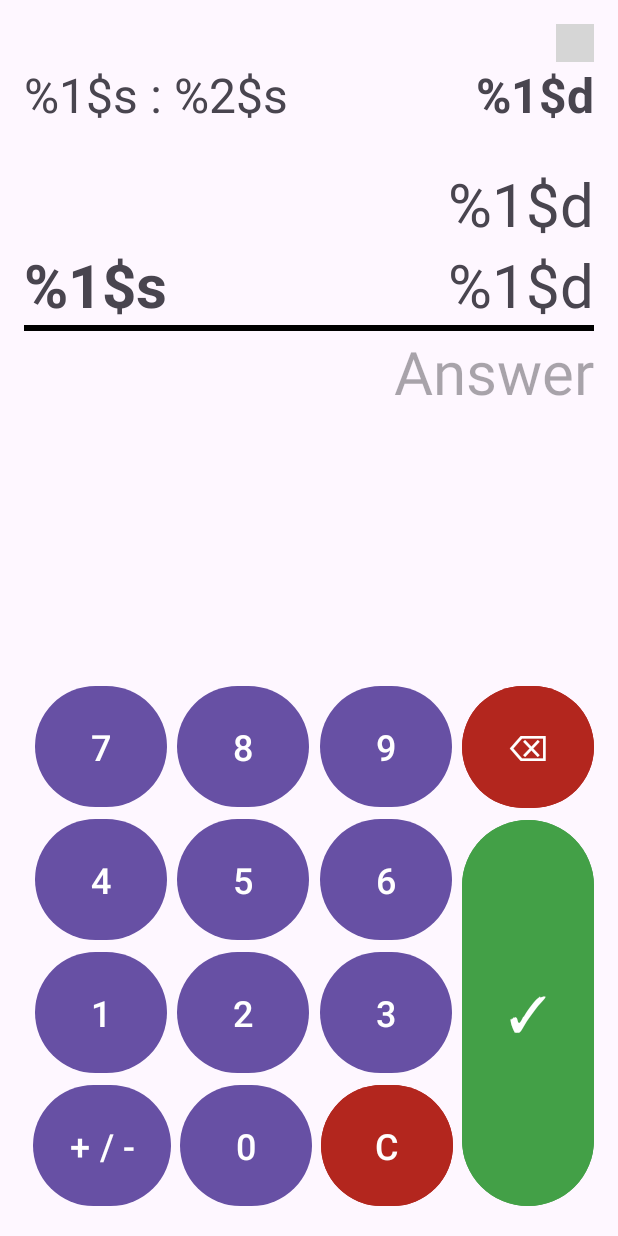
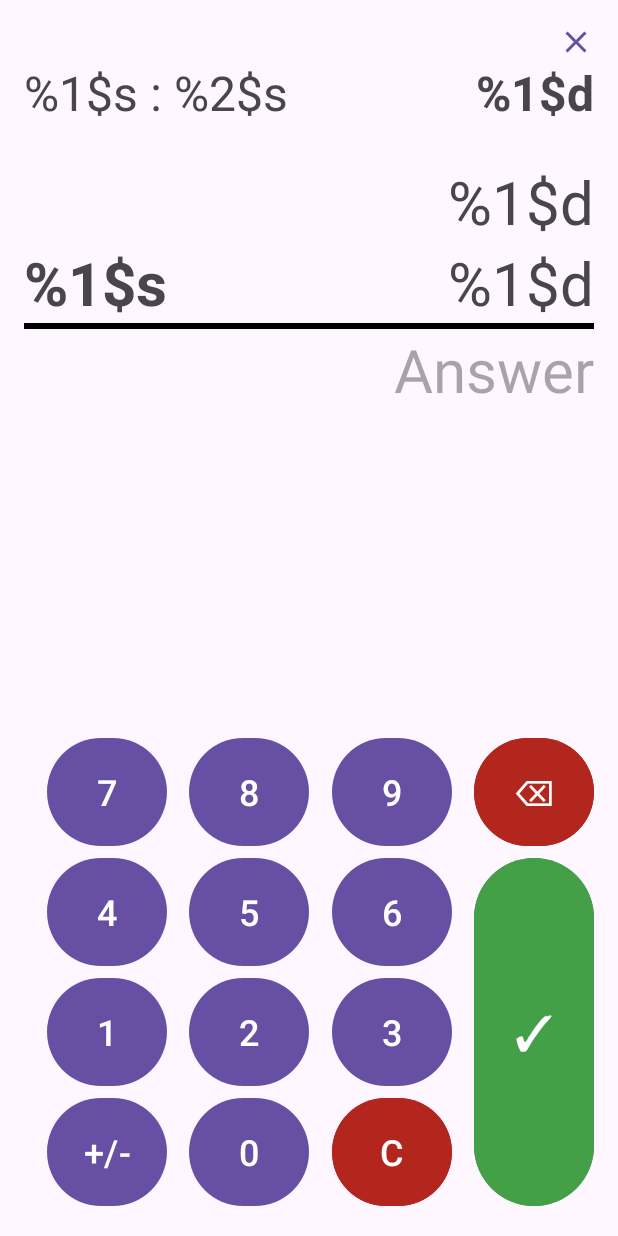
Before and after one commit to emjheypb/Math-Drills, an Android app: the DrillStartActivity screen opened directly, with no data from a screen before it, on a phone screen of 412 x 824 dp. Run offline under Robolectric (Android 15) with nearby library versions, the phone set to English and light mode, and no system bars; 1 statement that could not run was skipped; grey boxes are pictures that could not be loaded.

Commit message:
E: button size; images; button content descriptions;

```diff
--- /dev/null
+++ b/app/src/main/res/drawable/baseline_close_24.xml
@@ -0,0 +1,5 @@
+<vector android:height="24dp" android:tint="#000000"
+    android:viewportHeight="24" android:viewportWidth="24"
+    android:width="24dp" xmlns:android="http://schemas.android.com/apk/res/android">
+    <path android:fillColor="@android:color/white" android:pathData="M19,6.41L17.59,5 12,10.59 6.41,5 5,6.41 10.59,12 5,17.59 6.41,19 12,13.41 17.59,19 19,17.59 13.41,12z"/>
+</vector>
--- a/app/src/main/res/layout/activity_drill_start.xml
+++ b/app/src/main/res/layout/activity_drill_start.xml
@@ -15,11 +15,11 @@
         android:gravity="end">
         <ImageButton
             android:id="@+id/btn_Menu_Home"
-            android:layout_width="25dp"
-            android:layout_height="25dp"
+            android:layout_width="wrap_content"
+            android:layout_height="wrap_content"
             android:background="@null"
-            android:contentDescription="@string/home_button"
-            android:src="@drawable/round_home_24"
+            android:contentDescription="@string/quit_button"
+            android:src="@drawable/baseline_close_24"
             app:tint="@color/primary" />
     </LinearLayout>
 
@@ -121,9 +121,8 @@
 
         <Button
             android:id="@+id/btn_7"
-            android:layout_width="wrap_content"
-            android:layout_height="wrap_content"
-            android:padding="24dp"
+            android:layout_width="@dimen/calculator_buttons"
+            android:layout_height="@dimen/calculator_buttons"
             android:text="@string/num_7"
             android:textSize="24sp"
             app:layout_constraintEnd_toStartOf="@+id/btn_8"
@@ -132,9 +131,8 @@
 
         <Button
             android:id="@+id/btn_8"
-            android:layout_width="wrap_content"
-            android:layout_height="wrap_content"
-            android:padding="24dp"
+            android:layout_width="@dimen/calculator_buttons"
+            android:layout_height="@dimen/calculator_buttons"
             android:text="@string/num_8"
             android:textSize="24sp"
             app:layout_constraintEnd_toStartOf="@id/btn_3"
@@ -143,9 +141,8 @@
 
         <Button
             android:id="@+id/btn_9"
-            android:layout_width="wrap_content"
-            android:layout_height="wrap_content"
-            android:padding="24dp"
+            android:layout_width="@dimen/calculator_buttons"
+            android:layout_height="@dimen/calculator_buttons"
             android:text="@string/num_9"
             android:textSize="24sp"
             app:layout_constraintEnd_toStartOf="@id/btn_Equals"
@@ -154,9 +151,8 @@
 
         <Button
             android:id="@+id/btn_4"
-            android:layout_width="wrap_content"
-            android:layout_height="wrap_content"
-            android:padding="24dp"
+            android:layout_width="@dimen/calculator_buttons"
+            android:layout_height="@dimen/calculator_buttons"
             android:text="@string/num_4"
             android:textSize="24sp"
             app:layout_constraintEnd_toStartOf="@+id/btn_5"
@@ -165,9 +161,8 @@
 
         <Button
             android:id="@+id/btn_5"
-            android:layout_width="wrap_content"
-            android:layout_height="wrap_content"
-            android:padding="24dp"
+            android:layout_width="@dimen/calculator_buttons"
+            android:layout_height="@dimen/calculator_buttons"
             android:text="@string/num_5"
             android:textSize="24sp"
             app:layout_constraintEnd_toStartOf="@id/btn_3"
@@ -176,9 +171,8 @@
 
         <Button
             android:id="@+id/btn_6"
-            android:layout_width="wrap_content"
-            android:layout_height="wrap_content"
-            android:padding="24dp"
+            android:layout_width="@dimen/calculator_buttons"
+            android:layout_height="@dimen/calculator_buttons"
             android:text="@string/num_6"
             android:textSize="24sp"
             app:layout_constraintEnd_toStartOf="@id/btn_Equals"
@@ -187,9 +181,8 @@
 
         <Button
             android:id="@+id/btn_1"
-            android:layout_width="wrap_content"
-            android:layout_height="wrap_content"
-            android:padding="24dp"
+            android:layout_width="@dimen/calculator_buttons"
+            android:layout_height="@dimen/calculator_buttons"
             android:text="@string/num_1"
             android:textSize="24sp"
             app:layout_constraintEnd_toStartOf="@id/btn_2"
@@ -198,9 +191,8 @@
 
         <Button
             android:id="@+id/btn_2"
-            android:layout_width="wrap_content"
-            android:layout_height="wrap_content"
-            android:padding="24dp"
+            android:layout_width="@dimen/calculator_buttons"
+            android:layout_height="@dimen/calculator_buttons"
             android:text="@string/num_2"
             android:textSize="24sp"
             app:layout_constraintEnd_toStartOf="@id/btn_3"
@@ -209,9 +201,8 @@
 
         <Button
             android:id="@+id/btn_3"
-            android:layout_width="wrap_content"
-            android:layout_height="wrap_content"
-            android:padding="24dp"
+            android:layout_width="@dimen/calculator_buttons"
+            android:layout_height="@dimen/calculator_buttons"
             android:text="@string/num_3"
             android:textSize="24sp"
             app:layout_constraintEnd_toStartOf="@id/btn_Equals"
@@ -220,9 +211,8 @@
 
         <Button
             android:id="@+id/btn_Sign"
-            android:layout_width="wrap_content"
-            android:layout_height="wrap_content"
-            android:padding="24dp"
+            android:layout_width="@dimen/calculator_buttons"
+            android:layout_height="@dimen/calculator_buttons"
             android:text="@string/pos_neg"
             android:textSize="24sp"
             app:layout_constraintEnd_toStartOf="@id/btn_0"
@@ -231,9 +221,8 @@
 
         <Button
             android:id="@+id/btn_0"
-            android:layout_width="wrap_content"
-            android:layout_height="wrap_content"
-            android:padding="24dp"
+            android:layout_width="@dimen/calculator_buttons"
+            android:layout_height="@dimen/calculator_buttons"
             android:text="@string/num_0"
             android:textSize="24sp"
             app:layout_constraintEnd_toStartOf="@id/btn_Clear"
@@ -242,10 +231,9 @@
 
         <Button
             android:id="@+id/btn_Clear"
-            android:layout_width="wrap_content"
-            android:layout_height="wrap_content"
+            android:layout_width="@dimen/calculator_buttons"
+            android:layout_height="@dimen/calculator_buttons"
             android:backgroundTint="?attr/colorError"
-            android:padding="24dp"
             android:text="@string/ltr_c"
             android:textSize="24sp"
             app:layout_constraintEnd_toStartOf="@id/btn_Equals"
@@ -254,10 +242,9 @@
 
         <Button
             android:id="@+id/btn_Backspace"
-            android:layout_width="wrap_content"
-            android:layout_height="wrap_content"
+            android:layout_width="@dimen/calculator_buttons"
+            android:layout_height="@dimen/calculator_buttons"
             android:backgroundTint="?attr/colorError"
-            android:padding="24dp"
             android:text="@string/backspace"
             android:textSize="24sp"
             app:layout_constraintBottom_toTopOf="@id/btn_Equals"
@@ -266,7 +253,7 @@
 
         <Button
             android:id="@+id/btn_Equals"
-            android:layout_width="wrap_content"
+            android:layout_width="@dimen/calculator_buttons"
             android:layout_height="0dp"
             android:backgroundTint="@color/green"
             android:text="@string/submit"
@@ -302,7 +289,7 @@
             android:contentDescription="@string/try_again"
             android:backgroundTint="@color/primary"
             android:textColor="@color/white"
-            android:drawableRight="@drawable/ic_action_name"/>
+            android:drawableEnd="@drawable/ic_action_name"/>
     </LinearLayout>
 
 </androidx.constraintlayout.widget.ConstraintLayout>
--- a/app/src/main/res/layout/activity_main.xml
+++ b/app/src/main/res/layout/activity_main.xml
@@ -26,7 +26,7 @@
         android:layout_height="wrap_content"
         android:gravity="center"
         android:text="@string/words"
-        android:textSize="8sp"
+        android:textSize="11sp"
         android:textStyle="bold"
         app:layout_constraintEnd_toEndOf="parent"
         app:layout_constraintStart_toStartOf="parent"
--- /dev/null
+++ b/app/src/main/res/values/dimensions.xml
@@ -0,0 +1,4 @@
+<?xml version="1.0" encoding="utf-8"?>
+<resources>
+    <dimen name="calculator_buttons">80dp</dimen>
+</resources>
--- a/app/src/main/res/values/strings.xml
+++ b/app/src/main/res/values/strings.xml
@@ -28,6 +28,7 @@
     <string name="answer">Answer</string>
     <string name="results">%1$s\n%2$s\n%3$s\n\nSCORE: %4$d\nHIGH SCORE: %5$d\n\nAttempts Remaining: %6$d</string>
     <string name="home_button">Home Button</string>
+    <string name="quit_button">Quit Button</string>
     <string name="try_again">Try Again</string>
     <string name="num_7">7</string>
     <string name="num_8">8</string>
@@ -40,7 +41,7 @@
     <string name="num_3">3</string>
     <string name="num_0">0</string>
     <string name="ltr_c">C</string>
-    <string name="pos_neg">+ / -</string>
+    <string name="pos_neg">+/-</string>
     <string name="submit">✓</string>
     <string name="backspace">⌫</string>
 </resources>
```
